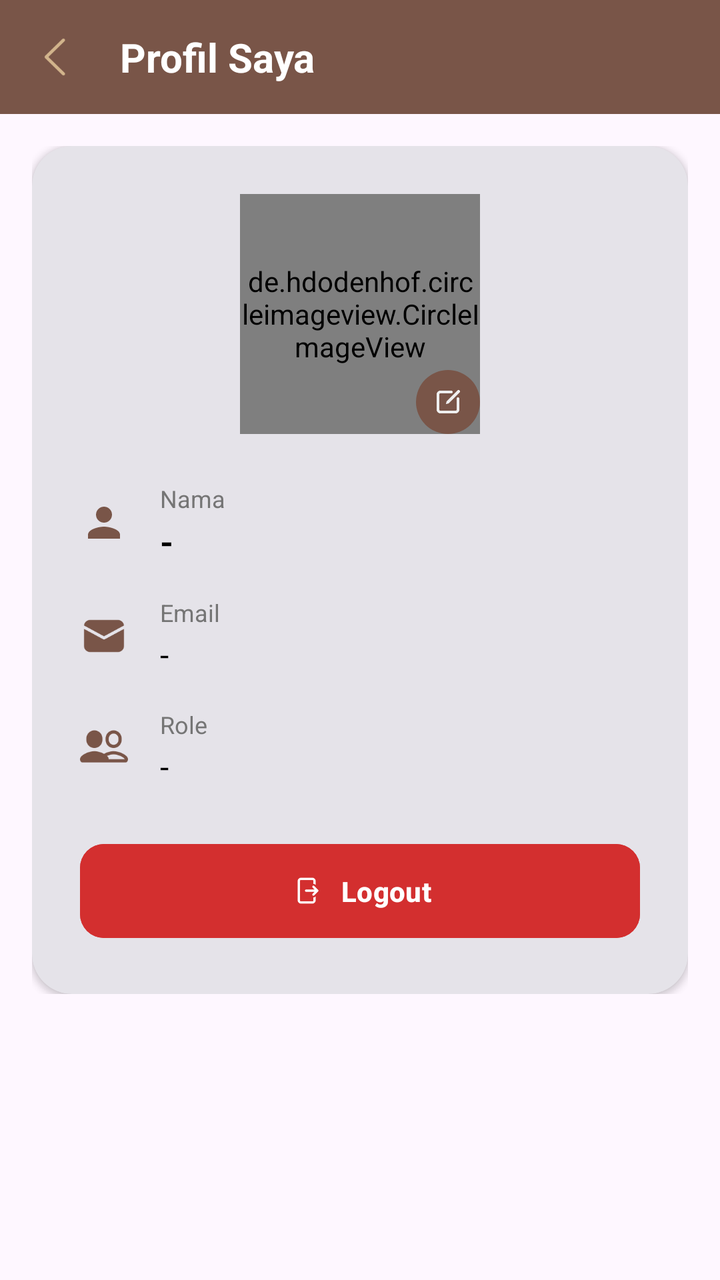
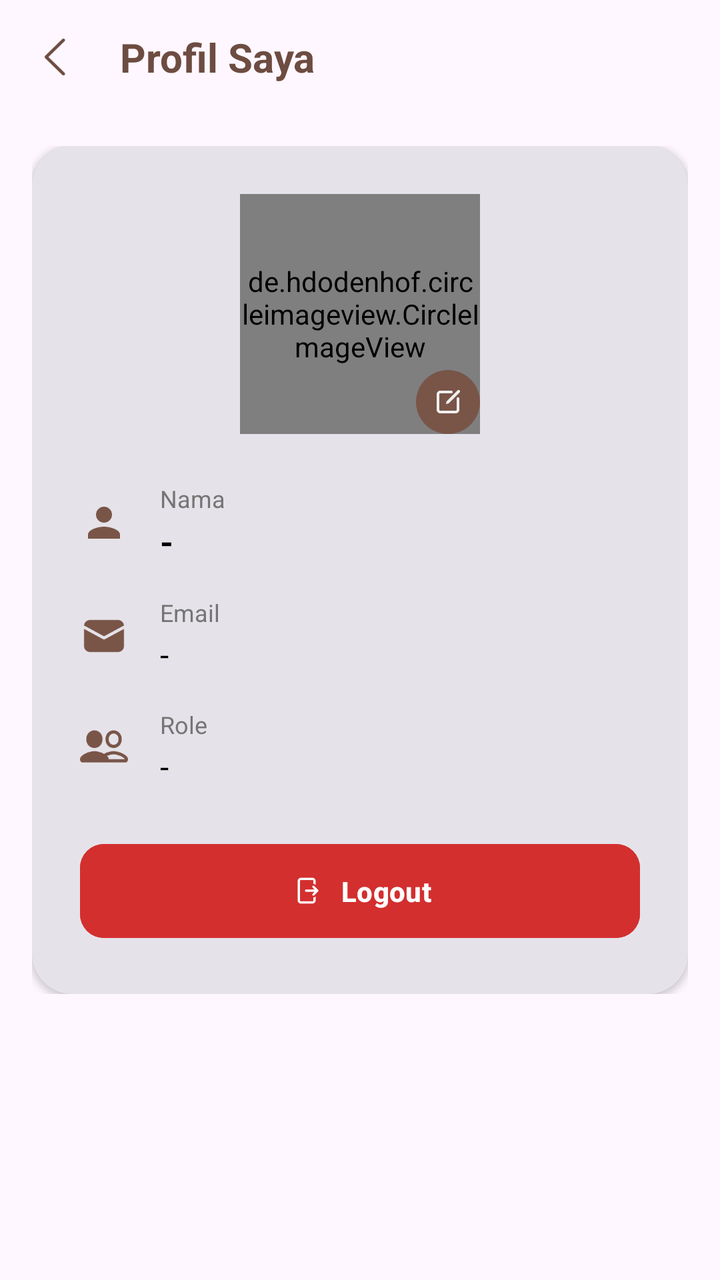

Screens rendered from an Android XML layout before and after an edit, with the pre-edit source and the edit as a unified diff.
<!-- AndroidManifest.xml: application theme Theme.Pos -->
<!-- res/layout/activity_akun.xml -->
<?xml version="1.0" encoding="utf-8"?>
<LinearLayout xmlns:android="http://schemas.android.com/apk/res/android"
    xmlns:app="http://schemas.android.com/apk/res-auto"
    xmlns:tools="http://schemas.android.com/tools"
    android:id="@+id/main"
    android:layout_width="match_parent"
    android:layout_height="match_parent"
    android:orientation="vertical"
    tools:context=".AkunActivity">

    <LinearLayout
        android:layout_width="match_parent"
        android:layout_height="wrap_content"
        android:orientation="horizontal"
        android:padding="15dp"
        android:background="#795548"
        android:gravity="center_vertical">

        <ImageView
            android:id="@+id/ivBack"
            android:layout_width="25dp"
            android:layout_height="25dp"
            android:src="@drawable/img_3"
            app:tint="#D2B48C"
            android:contentDescription="Kembali" />

        <TextView
            android:layout_width="wrap_content"
            android:layout_height="wrap_content"
            android:text="Profil Saya"
            android:textSize="20sp"
            android:textStyle="bold"
            android:textColor="@android:color/white"
            android:layout_marginStart="20dp"/>

    </LinearLayout>

    <ScrollView
        android:layout_width="match_parent"
        android:layout_height="match_parent">

        <LinearLayout
            android:layout_width="match_parent"
            android:layout_height="wrap_content"
            android:orientation="vertical"
            android:padding="16dp">

            <com.google.android.material.card.MaterialCardView
                android:layout_width="match_parent"
                android:layout_height="wrap_content"
                app:cardCornerRadius="20dp"
                app:cardElevation="2dp"
                app:strokeWidth="0dp"
                app:cardBackgroundColor="?attr/colorSurface">

                <LinearLayout
                    android:layout_width="match_parent"
                    android:layout_height="wrap_content"
                    android:orientation="vertical"
                    android:padding="24dp"
                    android:gravity="center_horizontal">

                    <RelativeLayout
                        android:layout_width="wrap_content"
                        android:layout_height="wrap_content"
                        android:layout_marginBottom="24dp">

                        <de.hdodenhof.circleimageview.CircleImageView
                            android:id="@+id/ivProfile"
                            android:layout_width="120dp"
                            android:layout_height="120dp"
                            android:src="@drawable/img_11"
                            app:civ_border_width="3dp"
                            app:civ_border_color="#795548"
                            android:clickable="true"
                            android:focusable="true"/>

                        <ImageView
                            android:layout_width="32dp"
                            android:layout_height="32dp"
                            android:layout_alignEnd="@id/ivProfile"
                            android:layout_alignBottom="@id/ivProfile"
                            android:background="@drawable/bg_circle_brown_light"
                            android:padding="8dp"
                            android:src="@drawable/img_17"
                            app:tint="?attr/colorSurface"
                            android:contentDescription="Edit Foto" />
                    </RelativeLayout>

                    <LinearLayout
                        android:layout_width="match_parent"
                        android:layout_height="wrap_content"
                        android:orientation="horizontal"
                        android:gravity="center_vertical"
                        android:layout_marginBottom="16dp">

                        <ImageView
                            android:layout_width="24dp"
                            android:layout_height="24dp"
                            android:src="@drawable/ic_account_circle"
                            app:tint="#795548"/>

                        <LinearLayout
                            android:layout_width="match_parent"
                            android:layout_height="wrap_content"
                            android:orientation="vertical"
                            android:layout_marginStart="16dp">
                            <TextView
                                android:layout_width="wrap_content"
                                android:layout_height="wrap_content"
                                android:text="Nama"
                                android:textSize="12sp"
                                android:textColor="#757575"/>
                            <TextView
                                android:id="@+id/tvNamaProfile"
                                android:layout_width="match_parent"
                                android:layout_height="wrap_content"
                                android:text="-"
                                android:textSize="17sp"
                                android:textColor="?attr/color"
                                android:textStyle="bold"
                                android:paddingTop="2dp"/>
                        </LinearLayout>
                    </LinearLayout>

                    <LinearLayout
                        android:layout_width="match_parent"
                        android:layout_height="wrap_content"
                        android:orientation="horizontal"
                        android:gravity="center_vertical"
                        android:layout_marginBottom="16dp">

                        <ImageView
                            android:layout_width="24dp"
                            android:layout_height="24dp"
                            android:src="@drawable/img_15"
                            app:tint="#795548"/>

                        <LinearLayout
                            android:layout_width="match_parent"
                            android:layout_height="wrap_content"
                            android:orientation="vertical"
                            android:layout_marginStart="16dp">
                            <TextView
                                android:layout_width="wrap_content"
                                android:layout_height="wrap_content"
                                android:text="Email"
                                android:textSize="12sp"
                                android:textColor="#757575"/>
                            <TextView
                                android:id="@+id/tvEmailProfile"
                                android:layout_width="match_parent"
                                android:layout_height="wrap_content"
                                android:text="-"
                                android:textSize="16sp"
                                android:textColor="?attr/color"
                                android:paddingTop="2dp"/>
                        </LinearLayout>
                    </LinearLayout>

                    <LinearLayout
                        android:layout_width="match_parent"
                        android:layout_height="wrap_content"
                        android:orientation="horizontal"
                        android:gravity="center_vertical"
                        android:layout_marginBottom="24dp">

                        <ImageView
                            android:layout_width="24dp"
                            android:layout_height="24dp"
                            android:src="@drawable/img_16"
                            app:tint="#795548"/>

                        <LinearLayout
                            android:layout_width="match_parent"
                            android:layout_height="wrap_content"
                            android:orientation="vertical"
                            android:layout_marginStart="16dp">
                            <TextView
                                android:layout_width="wrap_content"
                                android:layout_height="wrap_content"
                                android:text="Role"
                                android:textSize="12sp"
                                android:textColor="#757575"/>
                            <TextView
                                android:id="@+id/tvRoleProfile"
                                android:layout_width="match_parent"
                                android:layout_height="wrap_content"
                                android:text="-"
                                android:textSize="16sp"
                                android:textColor="?attr/color"
                                android:paddingTop="2dp"/>
                        </LinearLayout>
                    </LinearLayout>

                    <com.google.android.material.button.MaterialButton
                        android:id="@+id/btnLogout"
                        android:layout_width="match_parent"
                        android:layout_height="55dp"
                        android:text="Logout"
                        app:cornerRadius="12dp"
                        android:backgroundTint="#D32F2F"
                        android:textColor="@android:color/white"
                        android:textAllCaps="false"
                        android:textStyle="bold"
                        app:icon="@drawable/img_12"
                        app:iconGravity="textStart"
                        app:iconTint="@android:color/white"/>

                </LinearLayout>
            </com.google.android.material.card.MaterialCardView>

        </LinearLayout>
    </ScrollView>

</LinearLayout>
<!-- resources referenced by this layout -->
<resources>
  <!-- drawable bg_circle_brown_light (drawable) -->
  <?xml version="1.0" encoding="utf-8"?>
  <shape xmlns:android="http://schemas.android.com/apk/res/android"
      android:shape="oval">
      <solid android:color="#795548"/>
  </shape>
  <!-- drawable ic_account_circle (drawable) -->
  <vector xmlns:android="http://schemas.android.com/apk/res/android"
      android:width="24dp"
      android:height="24dp"
      android:viewportWidth="24"
      android:viewportHeight="24">
  
      <path
          android:fillColor="#999999"
          android:pathData="M12,12c2.21,0 4,-1.79 4,-4s-1.79,-4 -4,-4 -4,1.79 -4,4 1.79,4 4,4zm0,2c-2.67,0 -8,1.34 -8,4v2h16v-2c0,-2.66 -5.33,-4 -8,-4z"/>
  </vector>
  <!-- drawable img_11: png bitmap (drawable, 1608 bytes) -->
  <!-- drawable img_12: png bitmap (drawable, 999 bytes) -->
  <!-- drawable img_15: png bitmap (drawable, 1163 bytes) -->
  <!-- drawable img_16: png bitmap (drawable, 1629 bytes) -->
  <!-- drawable img_17: png bitmap (drawable, 971 bytes) -->
  <!-- drawable img_3: png bitmap (drawable, 974 bytes) -->
  <style name="Theme.Pos" parent="Base.Theme.Pos" />
  <style name="Base.Theme.Pos" parent="Theme.Material3.DayNight.NoActionBar">
          
          
  
          <item name="colorSurface">#EFEFEF</item>
  
          <item name="colorOnBackground">#616161</item>
  
          <item name="color">#000000</item>
  
          <item name="colorOnSurface">#3E3E3E</item>
  
          <item name="colorAccent">#6D4C41</item>
  
      </style>
</resources>

<!-- the commit's change to res/layout/activity_akun.xml (unified diff, before → after) -->
@@ -13,7 +13,7 @@
         android:layout_height="wrap_content"
         android:orientation="horizontal"
         android:padding="15dp"
-        android:background="#795548"
+        android:background="@android:color/transparent"
         android:gravity="center_vertical">
 
         <ImageView
@@ -21,7 +21,7 @@
             android:layout_width="25dp"
             android:layout_height="25dp"
             android:src="@drawable/img_3"
-            app:tint="#D2B48C"
+            app:tint="?attr/colorAccent"
             android:contentDescription="Kembali" />
 
         <TextView
@@ -30,7 +30,7 @@
             android:text="Profil Saya"
             android:textSize="20sp"
             android:textStyle="bold"
-            android:textColor="@android:color/white"
+            android:textColor="?attr/colorAccent"
             android:layout_marginStart="20dp"/>
 
     </LinearLayout>
